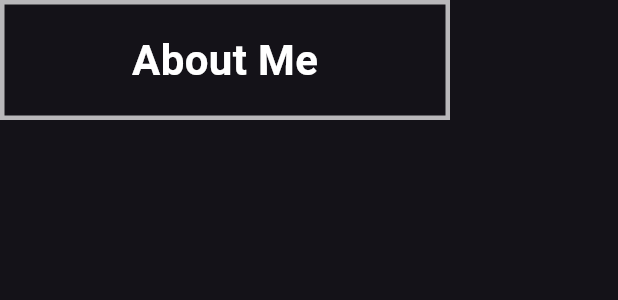
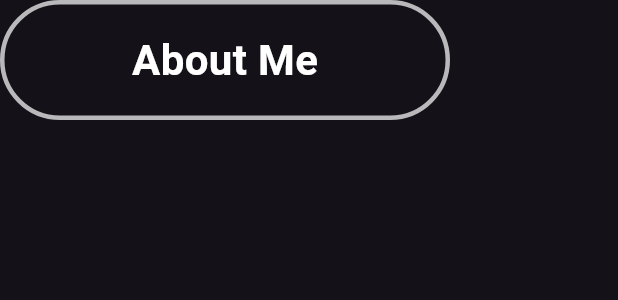
Before and after one commit to klarasameh1/Portfolio, a Flutter app: the RectangleBox widget shown alone on an empty page, opened directly, on a phone screen of 412 x 824 dp. Shown: the top 300 px of the screen. Run offline on Flutter 3.47's test engine with Material 3 defaults, Android fonts, the phone set to English and light mode, and no system bars; our stand-ins replace font_awesome_flutter.

Commit message:
update rectangle shape

```diff
--- a/lib/pages/Skills/skillsPage.dart
+++ b/lib/pages/Skills/skillsPage.dart
@@ -1,4 +1,5 @@
 import 'package:flutter/material.dart';
+import 'package:font_awesome_flutter/font_awesome_flutter.dart';
 import 'package:my_portfolio/widgets/rectangleBox.dart';
 
 class SkillsPage extends StatelessWidget {
@@ -12,9 +13,7 @@ class SkillsPage extends StatelessWidget {
         children: [
           RectangleBox(content: "Skills"),
           const SizedBox(height: 40),
-          GridView.count(
-            crossAxisCount: 5,
-          ),
+          Icon(FontAwesomeIcons.flutter)
         ],
       ),
     );
--- a/lib/widgets/rectangleBox.dart
+++ b/lib/widgets/rectangleBox.dart
@@ -14,6 +14,7 @@ class RectangleBox extends StatelessWidget {
       width: 300,
       height: 80,
       decoration: BoxDecoration(
+        borderRadius: BorderRadius.circular(50),
         color: Colors.transparent,
         border: Border.all(
           color: Colors.white70, // softer border
```
Also changed, not shown: pubspec.lock.
